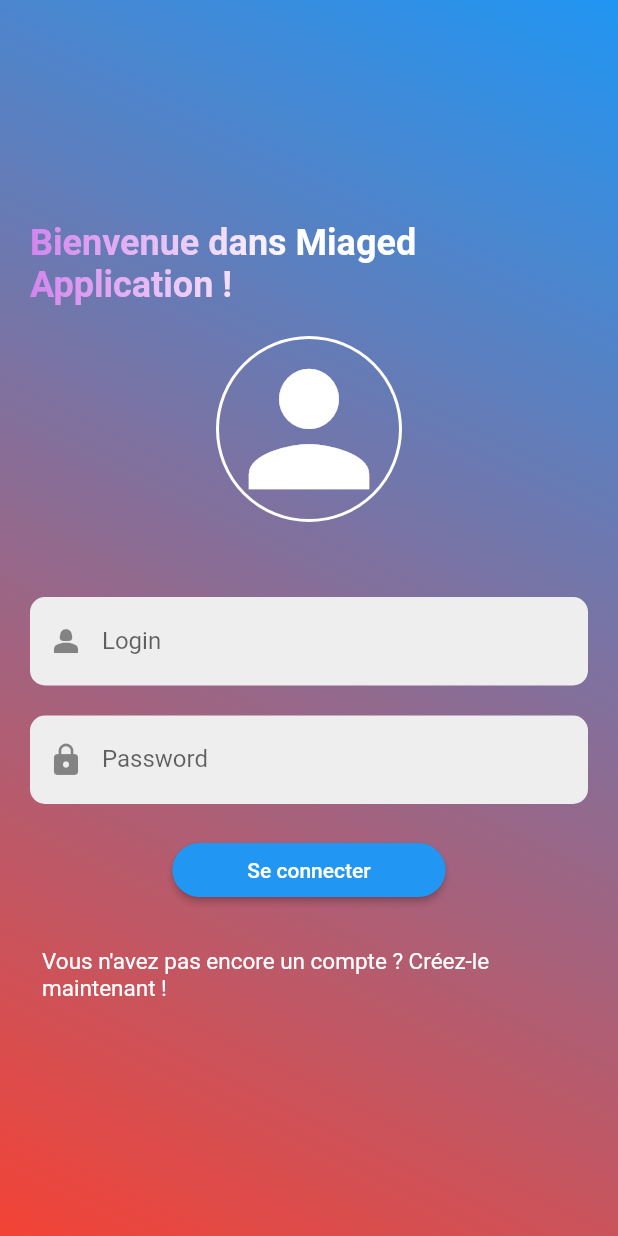
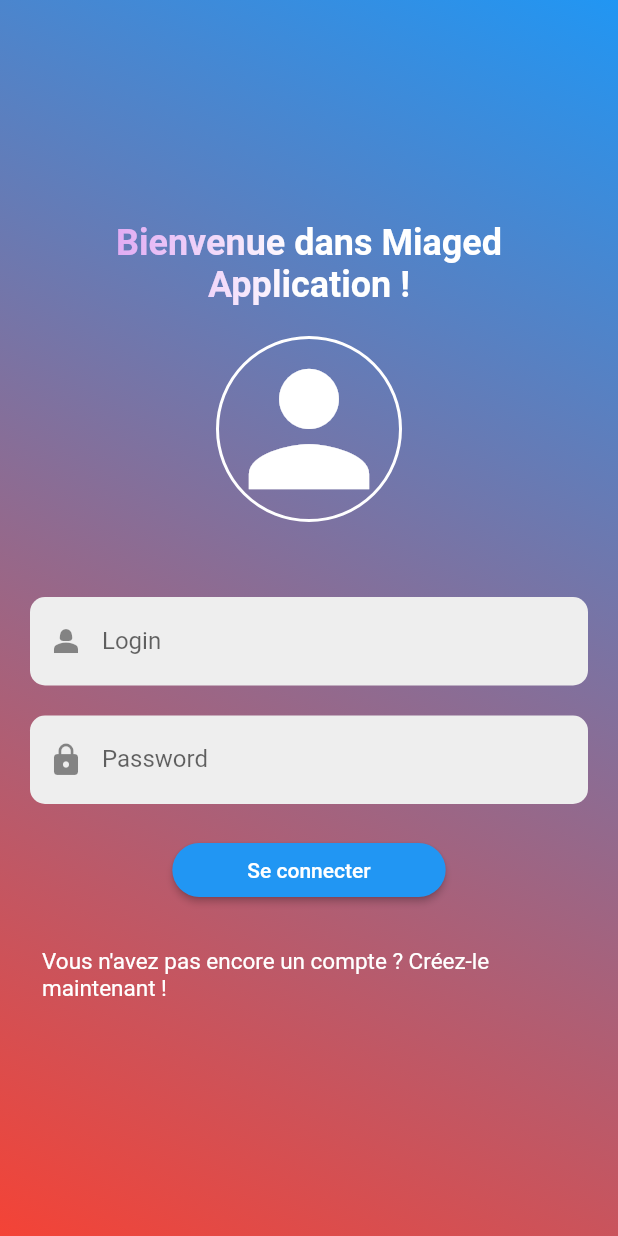
Before and after one commit to chaymae123/Miaged_Project_Flutter, a Flutter app: the screen it shows after launch, on a phone screen of 412 x 824 dp. Run offline on Flutter 3.47's test engine with Material 2 defaults, Android fonts, the phone set to English and light mode, and no system bars; our stand-ins replace cloud_firestore, firebase_auth, firebase_core, fluttertoast; accounts and stored records are empty.

Commit message:
update code and gradle

```diff
--- a/lib/home.dart
+++ b/lib/home.dart
@@ -95,7 +95,8 @@ class _HomePageState extends State<home> with SingleTickerProviderStateMixin {
                         child: Card(
                           child: ListTile(
                             leading: SizedBox(
-                              width: 200,
+                              width: 50,
+                              height: 50,
                               child: Image.network(article['image']),
                             ),
                             title: Text(article['titre']),
--- a/lib/login.dart
+++ b/lib/login.dart
@@ -36,6 +36,7 @@ class LoginPage extends StatelessWidget {
               children: <Widget>[
                 Text(
                   'Bienvenue dans Miaged Application !',
+                  textAlign: TextAlign.center,
                   style: TextStyle(
                     fontSize: 24,
                     fontWeight: FontWeight.bold,
```
Also changed, not shown: 1 other file.
